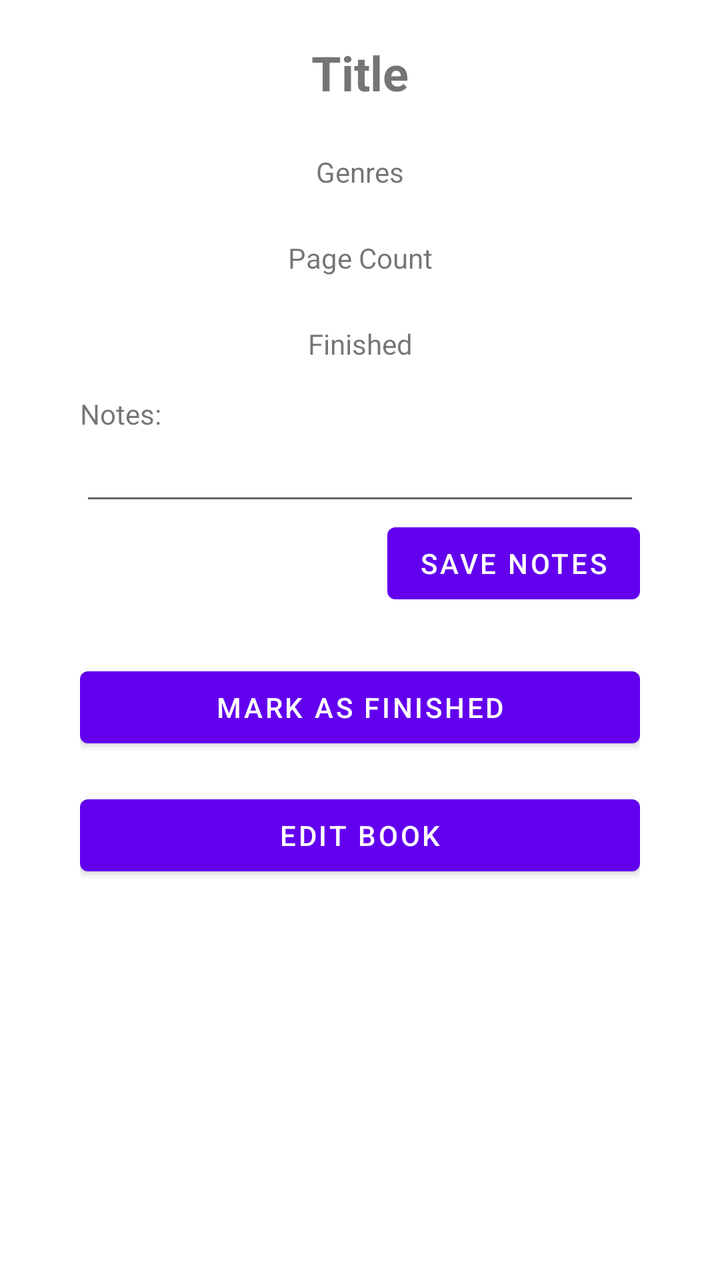
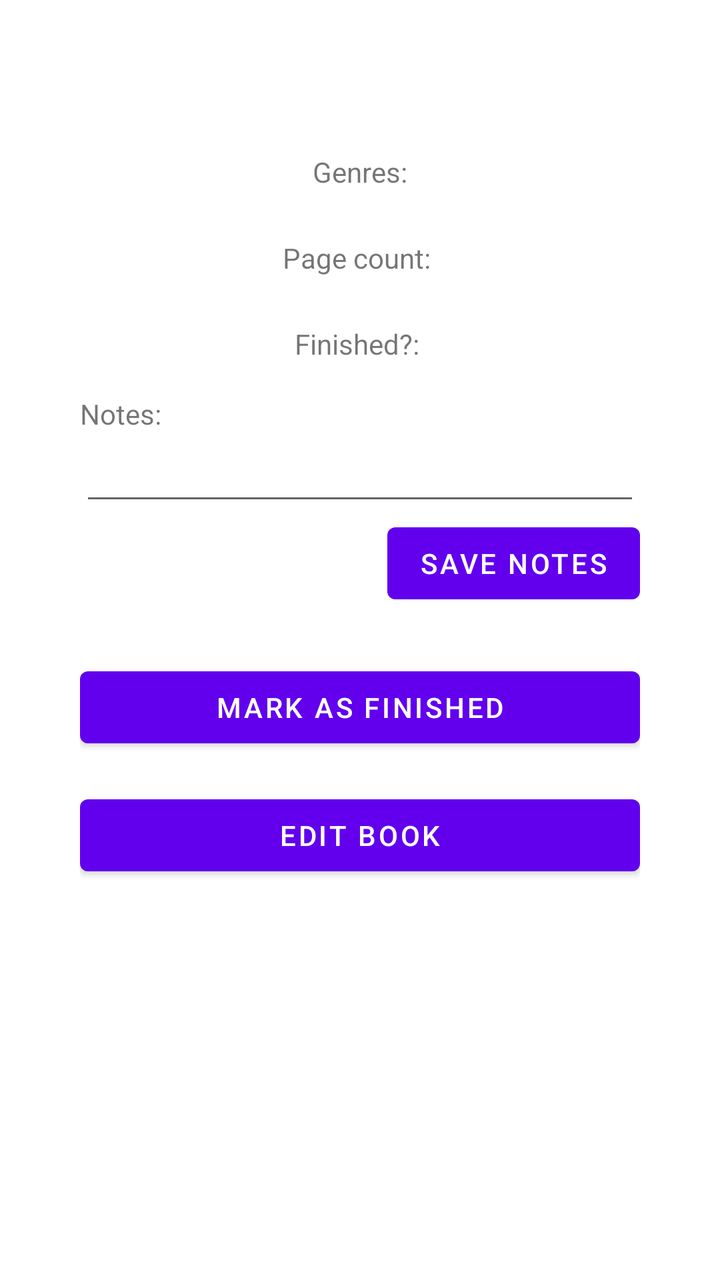

The first picture is an Android layout as it rendered before a commit; the second is the same layout after the commit. The layout source and the unified diff follow.
<!-- AndroidManifest.xml: application theme Theme.KirjaSovellus -->
<!-- res/layout/fragment_book_details.xml -->
<?xml version="1.0" encoding="utf-8"?>
<ScrollView xmlns:android="http://schemas.android.com/apk/res/android"
    xmlns:app="http://schemas.android.com/apk/res-auto"
    xmlns:tools="http://schemas.android.com/tools"
    android:layout_width="match_parent"
    android:layout_height="match_parent">

    <androidx.constraintlayout.widget.ConstraintLayout
        android:layout_width="match_parent"
        android:layout_height="wrap_content"
        android:paddingHorizontal="40dp"
        android:paddingVertical="20dp"
        tools:context=".tabBooks.BookDetailsFragment">

        <TextView
            android:id="@+id/tvBookDetailsTitle"
            android:layout_width="wrap_content"
            android:layout_height="wrap_content"
            android:text="Title"
            android:textAlignment="center"
            android:textSize="24sp"
            android:textStyle="bold"
            app:layout_constraintEnd_toEndOf="parent"
            app:layout_constraintStart_toStartOf="parent"
            app:layout_constraintTop_toTopOf="parent" />

        <TextView
            android:id="@+id/tvBookDetailsGenres"
            android:layout_width="wrap_content"
            android:layout_height="wrap_content"
            android:layout_marginTop="24dp"
            android:text="Genres"
            app:layout_constraintEnd_toEndOf="parent"
            app:layout_constraintStart_toStartOf="parent"
            app:layout_constraintTop_toBottomOf="@+id/tvBookDetailsTitle" />

        <TextView
            android:id="@+id/tvBookDetailsPageCount"
            android:layout_width="wrap_content"
            android:layout_height="wrap_content"
            android:layout_marginTop="24dp"
            android:text="Page Count"
            app:layout_constraintEnd_toEndOf="parent"
            app:layout_constraintStart_toStartOf="parent"
            app:layout_constraintTop_toBottomOf="@+id/tvBookDetailsGenres" />

        <TextView
            android:id="@+id/tvBookDetailsFinished"
            android:layout_width="wrap_content"
            android:layout_height="wrap_content"
            android:layout_marginTop="24dp"
            android:text="Finished"
            app:layout_constraintEnd_toEndOf="parent"
            app:layout_constraintStart_toStartOf="parent"
            app:layout_constraintTop_toBottomOf="@+id/tvBookDetailsPageCount" />

        <Button
            android:id="@+id/btnMarkAsFinished"
            android:layout_width="0dp"
            android:layout_height="wrap_content"
            android:layout_marginTop="24dp"
            android:text="Mark as finished"
            app:layout_constraintEnd_toEndOf="parent"
            app:layout_constraintStart_toStartOf="parent"
            app:layout_constraintTop_toBottomOf="@+id/btnSaveNotes" />

        <Button
            android:id="@+id/btnEditBook"
            android:layout_width="0dp"
            android:layout_height="wrap_content"
            android:layout_marginTop="16dp"
            android:text="Edit book"
            app:layout_constraintEnd_toEndOf="parent"
            app:layout_constraintStart_toStartOf="parent"
            app:layout_constraintTop_toBottomOf="@+id/btnMarkAsFinished" />

        <EditText
            android:id="@+id/etBookDetailsNotes"
            android:layout_width="0dp"
            android:layout_height="wrap_content"
            android:ems="10"
            android:gravity="start|top"
            android:inputType="textMultiLine|textNoSuggestions"
            app:layout_constraintEnd_toEndOf="parent"
            app:layout_constraintStart_toStartOf="parent"
            app:layout_constraintTop_toBottomOf="@+id/textView12" />

        <TextView
            android:id="@+id/textView12"
            android:layout_width="wrap_content"
            android:layout_height="wrap_content"
            android:layout_marginTop="16dp"
            android:text="Notes:"
            app:layout_constraintStart_toStartOf="parent"
            app:layout_constraintTop_toBottomOf="@+id/tvBookDetailsFinished" />

        <Button
            android:id="@+id/btnSaveNotes"
            android:layout_width="wrap_content"
            android:layout_height="wrap_content"
            android:text="save notes"
            app:layout_constraintEnd_toEndOf="parent"
            app:layout_constraintTop_toBottomOf="@+id/etBookDetailsNotes" />
    </androidx.constraintlayout.widget.ConstraintLayout>
</ScrollView>
<!-- resources referenced by this layout -->
<resources>
  <style name="Theme.KirjaSovellus" parent="Theme.MaterialComponents.DayNight.DarkActionBar">
          
          <item name="colorPrimary">@color/purple_500</item>
          <item name="colorPrimaryVariant">@color/purple_700</item>
          <item name="colorOnPrimary">@color/white</item>
          
          <item name="colorSecondary">@color/teal_200</item>
          <item name="colorSecondaryVariant">@color/teal_700</item>
          <item name="colorOnSecondary">@color/black</item>
          
          <item name="android:statusBarColor" tools:targetApi="l">?attr/colorPrimaryVariant</item>
          
          <item name="windowNoTitle">true</item>
          <item name="windowActionBar">false</item>
      </style>
  <color name="purple_500">#FF6200EE</color>
  <color name="purple_700">#FF3700B3</color>
  <color name="white">#FFFFFFFF</color>
  <color name="teal_200">#FF03DAC5</color>
  <color name="teal_700">#FF018786</color>
  <color name="black">#FF000000</color>
</resources>

<!-- the commit's change to res/layout/fragment_book_details.xml (unified diff, before → after) -->
@@ -16,7 +16,6 @@
             android:id="@+id/tvBookDetailsTitle"
             android:layout_width="wrap_content"
             android:layout_height="wrap_content"
-            android:text="Title"
             android:textAlignment="center"
             android:textSize="24sp"
             android:textStyle="bold"
@@ -29,7 +28,7 @@
             android:layout_width="wrap_content"
             android:layout_height="wrap_content"
             android:layout_marginTop="24dp"
-            android:text="Genres"
+            android:text="@string/details_genres"
             app:layout_constraintEnd_toEndOf="parent"
             app:layout_constraintStart_toStartOf="parent"
             app:layout_constraintTop_toBottomOf="@+id/tvBookDetailsTitle" />
@@ -39,7 +38,7 @@
             android:layout_width="wrap_content"
             android:layout_height="wrap_content"
             android:layout_marginTop="24dp"
-            android:text="Page Count"
+            android:text="@string/details_page_count"
             app:layout_constraintEnd_toEndOf="parent"
             app:layout_constraintStart_toStartOf="parent"
             app:layout_constraintTop_toBottomOf="@+id/tvBookDetailsGenres" />
@@ -49,7 +48,7 @@
             android:layout_width="wrap_content"
             android:layout_height="wrap_content"
             android:layout_marginTop="24dp"
-            android:text="Finished"
+            android:text="@string/details_finished"
             app:layout_constraintEnd_toEndOf="parent"
             app:layout_constraintStart_toStartOf="parent"
             app:layout_constraintTop_toBottomOf="@+id/tvBookDetailsPageCount" />
@@ -59,7 +58,7 @@
             android:layout_width="0dp"
             android:layout_height="wrap_content"
             android:layout_marginTop="24dp"
-            android:text="Mark as finished"
+            android:text="@string/details_mark_as_finished"
             app:layout_constraintEnd_toEndOf="parent"
             app:layout_constraintStart_toStartOf="parent"
             app:layout_constraintTop_toBottomOf="@+id/btnSaveNotes" />
@@ -69,7 +68,7 @@
             android:layout_width="0dp"
             android:layout_height="wrap_content"
             android:layout_marginTop="16dp"
-            android:text="Edit book"
+            android:text="@string/details_edit_book"
             app:layout_constraintEnd_toEndOf="parent"
             app:layout_constraintStart_toStartOf="parent"
             app:layout_constraintTop_toBottomOf="@+id/btnMarkAsFinished" />
@@ -90,7 +89,7 @@
             android:layout_width="wrap_content"
             android:layout_height="wrap_content"
             android:layout_marginTop="16dp"
-            android:text="Notes:"
+            android:text="@string/details_notes"
             app:layout_constraintStart_toStartOf="parent"
             app:layout_constraintTop_toBottomOf="@+id/tvBookDetailsFinished" />
 
@@ -98,7 +97,7 @@
             android:id="@+id/btnSaveNotes"
             android:layout_width="wrap_content"
             android:layout_height="wrap_content"
-            android:text="save notes"
+            android:text="@string/details_save_notes"
             app:layout_constraintEnd_toEndOf="parent"
             app:layout_constraintTop_toBottomOf="@+id/etBookDetailsNotes" />
     </androidx.constraintlayout.widget.ConstraintLayout>
<!-- resource entries referenced after the edit -->
@@ -1,5 +1,14 @@
 <!-- resources referenced by this layout -->
 <resources>
+  <string name="details_edit_book">Edit book</string>
+  
+      //Edit book
+  <string name="details_finished">"Finished?: "</string>
+  <string name="details_genres">Genres:</string>
+  <string name="details_mark_as_finished">Mark as finished</string>
+  <string name="details_notes">Notes:</string>
+  <string name="details_page_count">"Page count: "</string>
+  <string name="details_save_notes">save notes</string>
   <style name="Theme.KirjaSovellus" parent="Theme.MaterialComponents.DayNight.DarkActionBar">
           
           <item name="colorPrimary">@color/purple_500</item>
